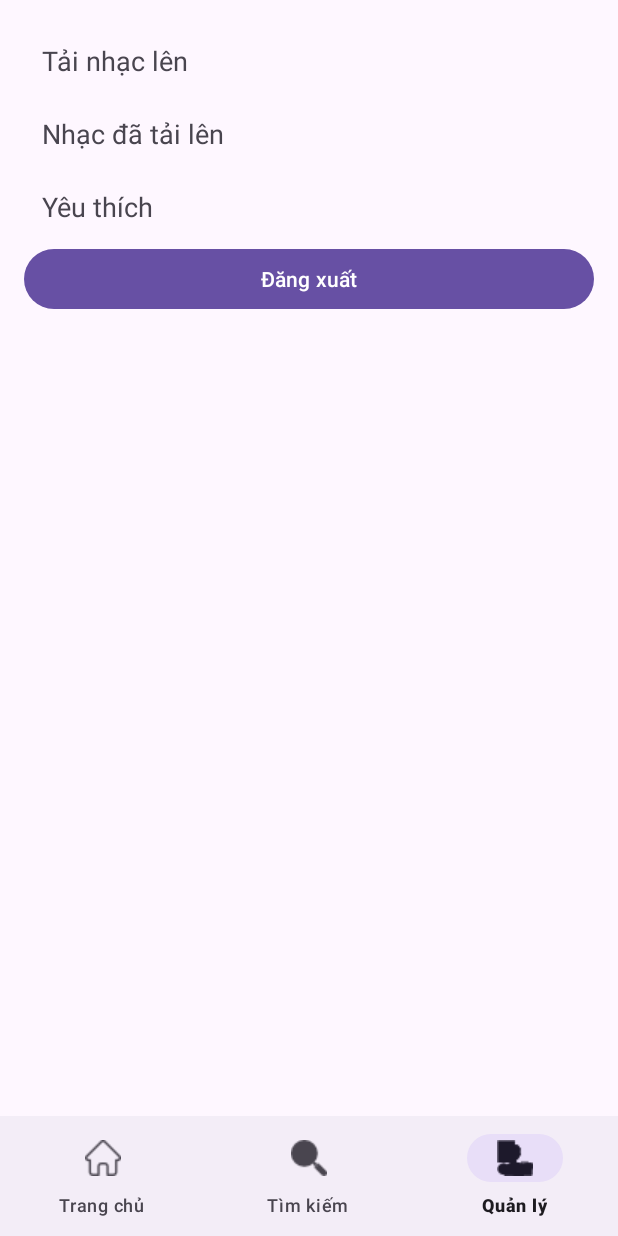
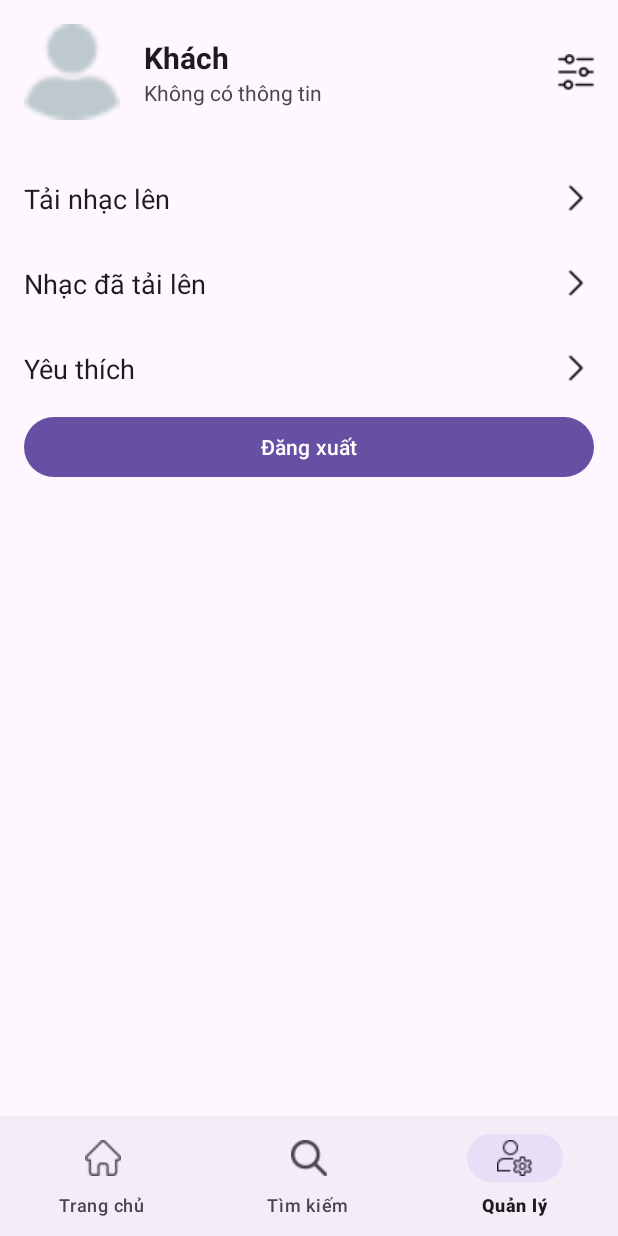
Before and after one commit to viethungbq1201/BTL_AndroidNC_Music, an Android app: the ManageFragment screen opened through its navigation route, on a phone screen of 412 x 824 dp. Run offline under Robolectric (Android 15) with nearby library versions, the phone set to English and light mode, and no system bars; our stand-ins replace Room's generated code, navigation-ui; 4 statements that could not run were skipped.

```diff
--- a/app/src/main/java/com/example/btl_androidnc_music/ui/fragment/ManageFragment.java
+++ b/app/src/main/java/com/example/btl_androidnc_music/ui/fragment/ManageFragment.java
@@ -5,12 +5,15 @@ import android.os.Bundle;
 import android.view.LayoutInflater;
 import android.view.View;
 import android.view.ViewGroup;
+import android.widget.Toast;
+
 import androidx.annotation.NonNull;
 import androidx.annotation.Nullable;
 import androidx.fragment.app.Fragment;
 
+import com.example.btl_androidnc_music.R;
 import com.example.btl_androidnc_music.auth.AuthManager;
-import com.example.btl_androidnc_music.databinding.FragmentManageBinding; // Import binding
+import com.example.btl_androidnc_music.databinding.FragmentManageBinding;
 import com.example.btl_androidnc_music.ui.activity.FavoritesActivity;
 import com.example.btl_androidnc_music.ui.activity.LoginActivity;
 import com.example.btl_androidnc_music.ui.activity.UploadActivity;
@@ -25,39 +28,82 @@ public class ManageFragment extends Fragment {
     @Override
     public View onCreateView(@NonNull LayoutInflater inflater, @Nullable ViewGroup container, @Nullable Bundle savedInstanceState) {
         binding = FragmentManageBinding.inflate(inflater, container, false);
+        return binding.getRoot();
+    }
+
+    @Override
+    public void onViewCreated(@NonNull View view, @Nullable Bundle savedInstanceState) {
+        super.onViewCreated(view, savedInstanceState);
+
         authManager = new AuthManager(requireContext());
 
-        // Xử lý Đăng xuất (giống hệt code cũ)
+        // Tải thông tin người dùng
+        loadUserProfile();
+
+        // Cài đặt sự kiện click cho các menu
+
+        // Nút Yêu thích
+        binding.tvFavorites.setOnClickListener(v -> {
+            startActivity(new Intent(getActivity(), FavoritesActivity.class));
+        });
+
+        // Nút Nhạc đã tải lên (Dùng ID từ layout cũ của bạn)
+        binding.tvUploadedMusic.setOnClickListener(v -> {
+            startActivity(new Intent(getActivity(), UploadedMusicActivity.class));
+        });
+
+        // Nút Tải nhạc lên (Dùng ID từ layout cũ của bạn)
+        binding.tvUploadMusic.setOnClickListener(v -> {
+            startActivity(new Intent(getActivity(), UploadActivity.class));
+        });
+
+        // Nút Đăng xuất
         binding.btnLogout.setOnClickListener(v -> {
-            // 1. Gọi hàm logout mới và truyền Context
             authManager.logout(requireContext());
-
-            // 2. Quay về màn hình Login
             Intent intent = new Intent(getActivity(), LoginActivity.class);
-            // Cờ này sẽ xóa tất cả các Activity cũ (Home, Player)
             intent.setFlags(Intent.FLAG_ACTIVITY_NEW_TASK | Intent.FLAG_ACTIVITY_CLEAR_TASK);
             startActivity(intent);
-
-            getActivity().finish(); // Đóng HomeActivity
+            if (getActivity() != null) {
+                getActivity().finish();
+            }
         });
 
-        // Xử lý khi nhấn vào "Tải nhạc lên"
-        binding.tvUploadMusic.setOnClickListener(v -> {
-            Intent intent = new Intent(getActivity(), UploadActivity.class);
-            startActivity(intent);
+        // (Tùy chọn: Thêm sự kiện click cho nút Cài đặt)
+        binding.btnManageSettings.setOnClickListener(v -> {
+            Toast.makeText(requireContext(), "Chức năng Cài đặt chưa được phát triển", Toast.LENGTH_SHORT).show();
         });
+    }
 
-        // Xử lý khi nhấn vào "Nhạc đã tải lên"
-        binding.tvUploadedMusic.setOnClickListener(v -> {
-            Intent intent = new Intent(getActivity(), UploadedMusicActivity.class); // <-- SỬA Ở ĐÂY
-            startActivity(intent);
-        });
+    // Tải thông tin user
+    private void loadUserProfile() {
+        if (authManager == null || binding == null) return;
 
-        binding.tvFavorites.setOnClickListener(v -> {
-            Intent intent = new Intent(getActivity(), FavoritesActivity.class);
-            startActivity(intent);
-        });
+        String email = authManager.getLoggedInUsername();
 
-        return binding.getRoot();
+        if (email != null && !email.isEmpty()) {
+            // Tách email để lấy tên (ví dụ: "abc@gmail.com" -> "abc")
+            String displayName = email.split("@")[0];
+
+            // Cập nhật giao diện
+            binding.tvManageName.setText(displayName);
+            binding.tvManageEmail.setText(email);
+        } else {
+            // Trường hợp lỗi
+            binding.tvManageName.setText("Khách");
+            binding.tvManageEmail.setText("Không có thông tin");
+        }
+    }
+
+    // Cập nhật thông tin khi quay lại tab này
+    @Override
+    public void onResume() {
+        super.onResume();
+        loadUserProfile();
+    }
+
+    @Override
+    public void onDestroyView() {
+        super.onDestroyView();
+        binding = null;
     }
 }
--- a/app/src/main/res/layout/fragment_manage.xml
+++ b/app/src/main/res/layout/fragment_manage.xml
@@ -1,35 +1,110 @@
 <?xml version="1.0" encoding="utf-8"?>
 <LinearLayout xmlns:android="http://schemas.android.com/apk/res/android"
+    xmlns:tools="http://schemas.android.com/tools"
+    xmlns:app="http://schemas.android.com/apk/res-auto"
     android:layout_width="match_parent"
     android:layout_height="match_parent"
     android:orientation="vertical"
-    android:padding="16dp">
+    android:padding="16dp"
+    tools:context=".ui.fragment.ManageFragment">
+
+    <LinearLayout
+        android:layout_width="match_parent"
+        android:layout_height="wrap_content"
+        android:orientation="horizontal"
+        android:gravity="center_vertical"
+        android:paddingBottom="24dp">
+
+        <ImageView
+            android:id="@+id/ivManageAvatar"
+            android:layout_width="64dp"
+            android:layout_height="64dp"
+            android:src="@drawable/ic_default_avatar" />
+
+        <LinearLayout
+            android:layout_width="0dp"
+            android:layout_height="wrap_content"
+            android:layout_weight="1"
+            android:orientation="vertical"
+            android:layout_marginStart="16dp">
+
+            <TextView
+                android:id="@+id/tvManageName"
+                android:layout_width="wrap_content"
+                android:layout_height="wrap_content"
+                android:text="Người dùng"
+                android:textSize="20sp"
+                android:textStyle="bold"
+                android:textColor="?android:attr/textColorPrimary" />
+
+            <TextView
+                android:id="@+id/tvManageEmail"
+                android:layout_width="wrap_content"
+                android:layout_height="wrap_content"
+                android:text="email@example.com"
+                android:textSize="14sp"
+                android:textColor="?android:attr/textColorSecondary" />
+        </LinearLayout>
+
+        <ImageButton
+            android:id="@+id/btnManageSettings"
+            android:layout_width="wrap_content"
+            android:layout_height="wrap_content"
+            android:background="?attr/selectableItemBackgroundBorderless"
+            android:src="@drawable/ic_settings"
+            android:tooltipText="Cài đặt"/>
+    </LinearLayout>
 
     <TextView
         android:id="@+id/tv_upload_music"
+        android:text="Tải nhạc lên"
         android:layout_width="match_parent"
         android:layout_height="wrap_content"
-        android:text="Tải nhạc lên"
         android:textSize="18sp"
-        android:padding="12dp" />
+        android:textColor="?android:attr/textColorPrimary"
+        android:paddingVertical="16dp"
+        android:drawablePadding="16dp"
+        android:background="?attr/selectableItemBackground"
+        android:clickable="true"
+        android:focusable="true"
+        app:drawableEndCompat="@drawable/ic_chevron_right" />
+
     <TextView
         android:id="@+id/tv_uploaded_music"
+        android:text="Nhạc đã tải lên"
         android:layout_width="match_parent"
         android:layout_height="wrap_content"
-        android:text="Nhạc đã tải lên"
         android:textSize="18sp"
-        android:padding="12dp" />
+        android:textColor="?android:attr/textColorPrimary"
+        android:paddingVertical="16dp"
+        android:drawablePadding="16dp"
+        android:background="?attr/selectableItemBackground"
+        android:clickable="true"
+        android:focusable="true"
+        app:drawableEndCompat="@drawable/ic_chevron_right" />
+
     <TextView
         android:id="@+id/tvFavorites"
+        android:text="Yêu thích"
         android:layout_width="match_parent"
         android:layout_height="wrap_content"
-        android:text="Yêu thích"
         android:textSize="18sp"
-        android:padding="12dp" />
+        android:textColor="?android:attr/textColorPrimary"
+        android:paddingVertical="16dp"
+        android:drawablePadding="16dp"
+        android:background="?attr/selectableItemBackground"
+        android:clickable="true"
+        android:focusable="true"
+        app:drawableEndCompat="@drawable/ic_chevron_right" />
+
+    <View
+        android:layout_width="0dp"
+        android:layout_height="0dp" />
 
     <Button
         android:id="@+id/btnLogout"
         android:layout_width="match_parent"
         android:layout_height="wrap_content"
         android:text="Đăng xuất" />
+
 </LinearLayout>
```
Also changed, not shown: app/src/main/java/com/example/btl_androidnc_music/auth/AuthManager.java (+10 -11 lines), app/src/main/java/com/example/btl_androidnc_music/ui/activity/LoginActivity.java (+11 -7 lines), app/src/main/java/com/example/btl_androidnc_music/ui/activity/PolicyActivity.java (+13 -2 lines), app/src/main/res/drawable/ic_chevron_right.png (added), app/src/main/res/drawable/ic_download.png, app/src/main/res/drawable/ic_favorite_border.png, app/src/main/res/drawable/ic_favorite_filled.png, app/src/main/res/drawable/ic_manage.png, app/src/main/res/drawable/ic_music_note.png, app/src/main/res/drawable/ic_next.png, app/src/main/res/drawable/ic_pause.png, app/src/main/res/drawable/ic_play.png, app/src/main/res/drawable/ic_previous.png, app/src/main/res/drawable/ic_search.png, 1 more files.
